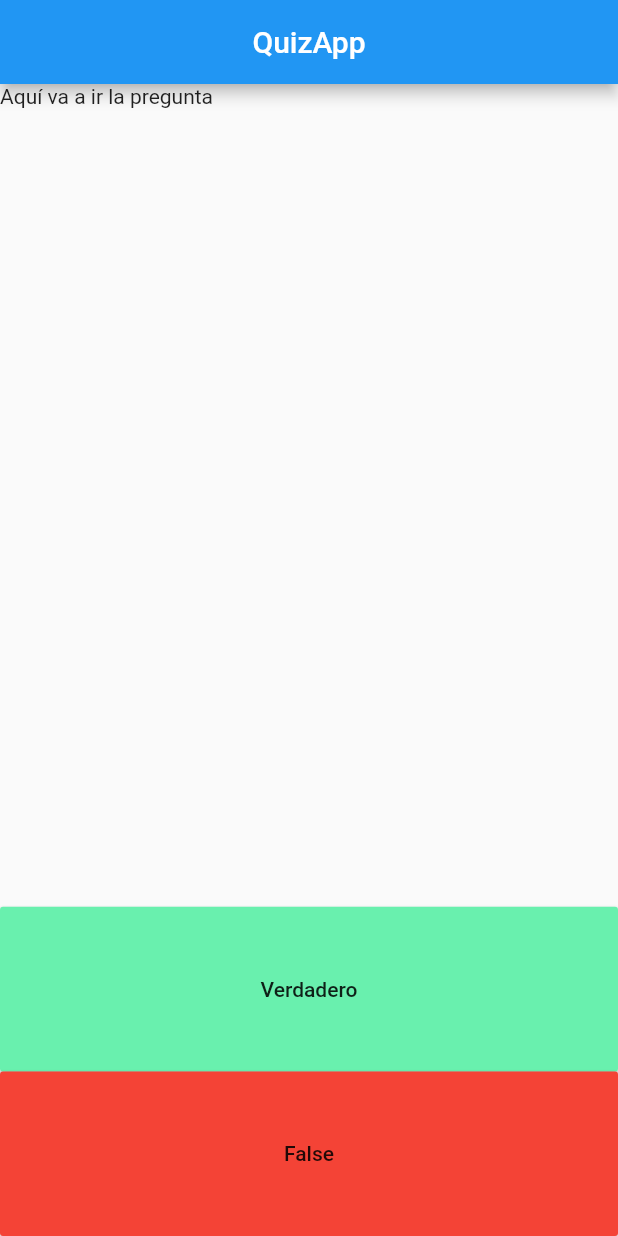
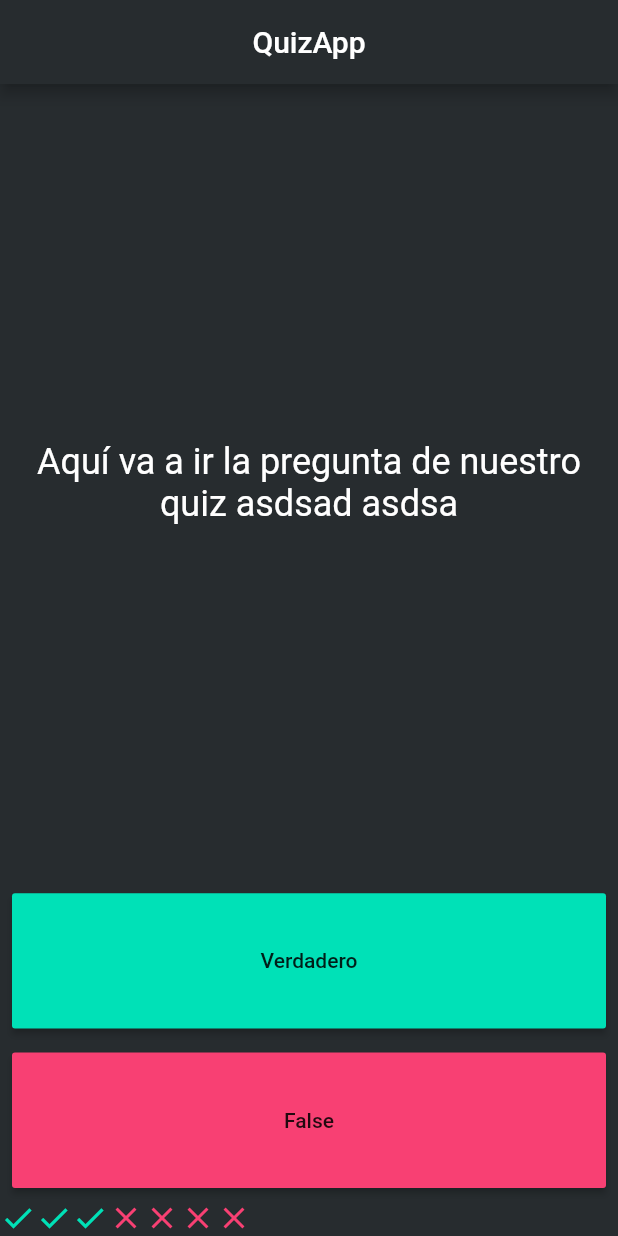
Before and after one commit to eeBarrionuevo/flutter_codigo5_quiz, a Flutter app: the screen it shows after launch, on a phone screen of 412 x 824 dp. Run offline on Flutter 3.47's test engine with Material 2 defaults, Android fonts, the phone set to English and light mode, and no system bars.

Commit message:
Row Icons

```diff
--- a/lib/main.dart
+++ b/lib/main.dart
@@ -22,7 +22,9 @@ class QuizPage extends StatelessWidget {
   @override
   Widget build(BuildContext context) {
     return Scaffold(
+      backgroundColor: Color(0xff272C2F),
       appBar: AppBar(
+        backgroundColor: Color(0xff272C2F),
         title: Text("QuizApp"),
         centerTitle: true,
       ),
@@ -31,23 +33,47 @@ class QuizPage extends StatelessWidget {
         children: [
           Expanded(
             flex: 5,
-            child: Text(
-              "Aquí va a ir la pregunta",
+            child: Center(
+              child: Text(
+                "Aquí va a ir la pregunta de nuestro quiz asdsad asdsa ",
+                textAlign: TextAlign.center,
+                style: TextStyle(
+                  fontSize: 24.0,
+                  color: Colors.white,
+                ),
+              ),
             ),
           ),
           Expanded(
-            child: MaterialButton(
-              color: Colors.greenAccent,
-              child: Text("Verdadero"),
-              onPressed: () {},
+            child: Padding(
+              padding: const EdgeInsets.all(8.0),
+              child: MaterialButton(
+                color: const Color(0xff00E1B7),
+                child: const Text("Verdadero"),
+                onPressed: () {},
+              ),
             ),
           ),
           Expanded(
-            child: MaterialButton(
-              color: Colors.red,
-              child: Text("False"),
-              onPressed: () {},
+            child: Padding(
+              padding: const EdgeInsets.all(8.0),
+              child: MaterialButton(
+                color: const Color(0xfff84073),
+                child: const Text("False"),
+                onPressed: () {},
+              ),
             ),
+          ),
+          Row(
+            children: [
+              Icon(Icons.check,color: Color(0xff00E1B7),),
+              Icon(Icons.check,color: Color(0xff00E1B7),),
+              Icon(Icons.check,color: Color(0xff00E1B7),),
+              Icon(Icons.close,color: Color(0xfff84073),),
+              Icon(Icons.close,color: Color(0xfff84073),),
+              Icon(Icons.close,color: Color(0xfff84073),),
+              Icon(Icons.close,color: Color(0xfff84073),),
+            ],
           ),
         ],
       ),
```
